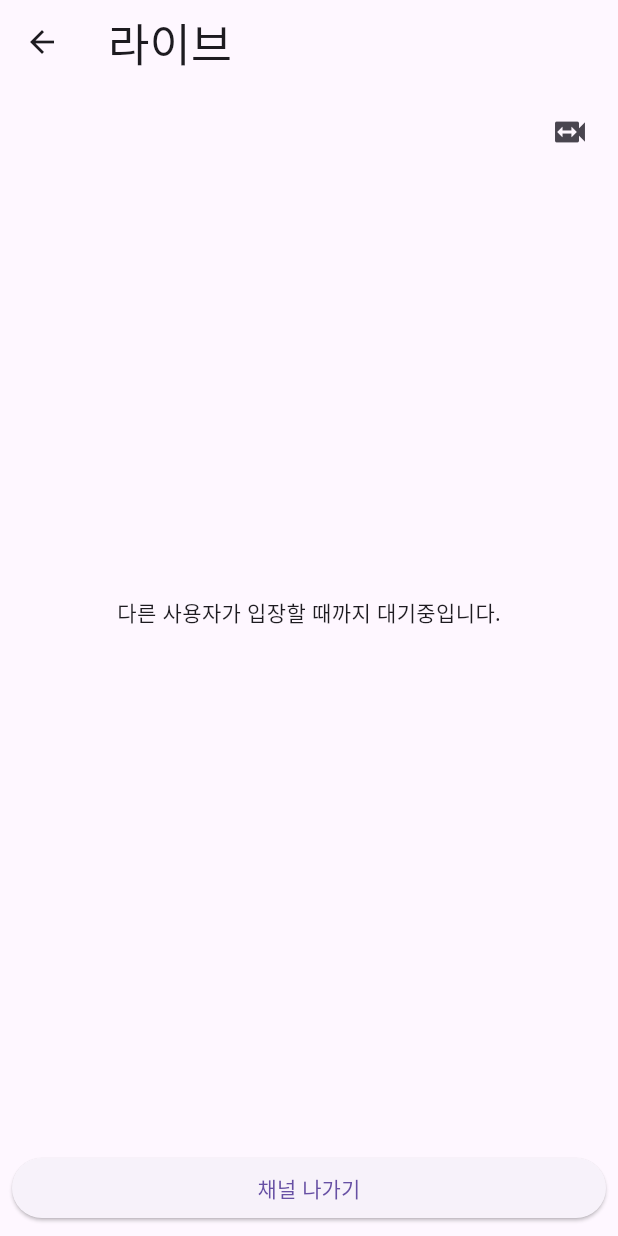
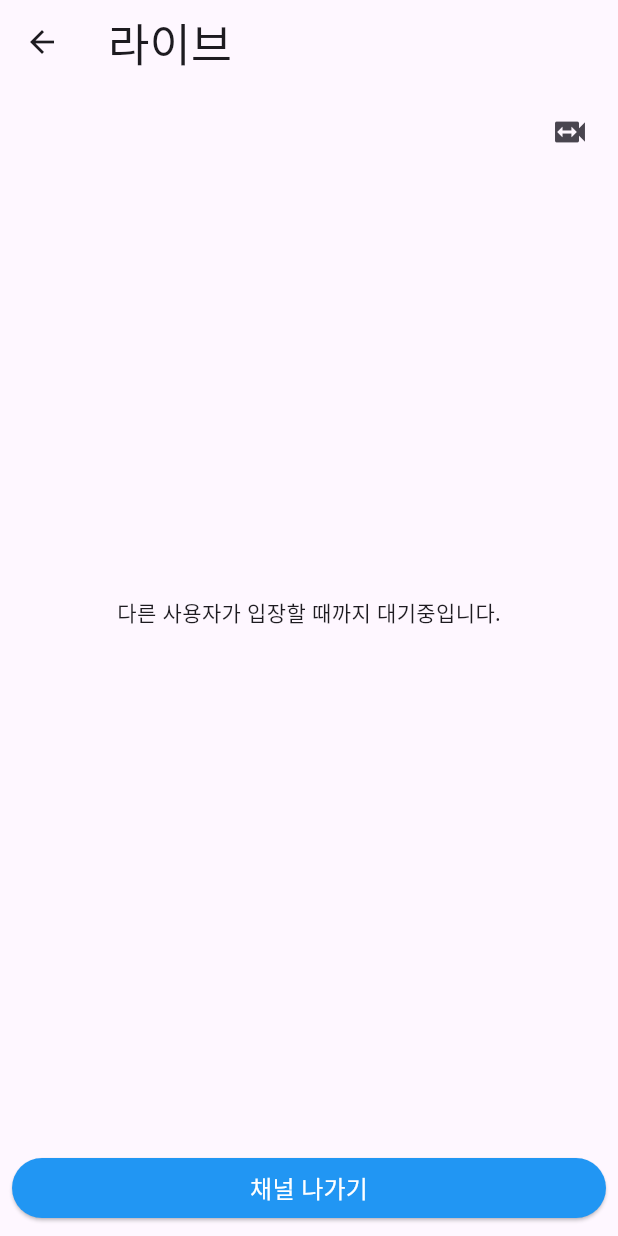
Before and after one commit to torder-raven/live_video_call, a Flutter app: the screen it shows after launch, after a tap on "참여하기", on a phone screen of 412 x 824 dp. Run offline on Flutter 3.47's test engine with Material 3 defaults, Android fonts, the phone set to English and light mode, and no system bars; our stand-ins replace permission_handler; missing offline and left inert: agora_rtc_engine.

Commit message:
refactor: TCD-4038 - bottom_button 추가

```diff
--- a/lib/screen/camera/camera_screen.dart
+++ b/lib/screen/camera/camera_screen.dart
@@ -4,6 +4,7 @@ import 'package:live_video_call/constant/strings.dart';
 import 'package:permission_handler/permission_handler.dart';
 
 import '../../constant/constants.dart';
+import '../../widget/bottom_button.dart';
 
 class CameraScreen extends StatefulWidget {
   const CameraScreen({super.key});
@@ -64,7 +65,13 @@ class _CameraScreenState extends State<CameraScreen> {
                   ],
                 ),
               ),
-              popButton(),
+              Padding(
+                padding: const EdgeInsets.all(8.0),
+                child: BottomButton(
+                  text: Strings.LIVE_LEAVE_TEXT,
+                  onPressed: leaveChannel,
+                ),
+              ),
             ],
           );
         },
@@ -204,16 +211,6 @@ class _CameraScreenState extends State<CameraScreen> {
     });
   }
 
-  Widget popButton() {
-    return Padding(
-      padding: const EdgeInsets.all(8.0),
-      child: ElevatedButton(
-        onPressed: leaveChannel,
-        child: Text(Strings.LIVE_LEAVE_TEXT),
-      ),
-    );
-  }
-
   void leaveChannel() {
     Navigator.pop(context);
   }
--- a/lib/screen/home/home_screen.dart
+++ b/lib/screen/home/home_screen.dart
@@ -1,8 +1,9 @@
 import 'package:flutter/material.dart';
 import 'package:live_video_call/screen/camera/camera_screen.dart';
-import 'package:live_video_call/screen/home/entry_button.dart';
+import 'package:live_video_call/widget/bottom_button.dart';
 
 import '../../constant/constants.dart';
+import '../../constant/strings.dart';
 import 'live_button.dart';
 
 class HomeScreen extends StatelessWidget {
@@ -24,9 +25,12 @@ class HomeScreen extends StatelessWidget {
                   mainAxisAlignment: MainAxisAlignment.end,
                   crossAxisAlignment: CrossAxisAlignment.stretch,
                   children: [
-                    EntryButton(onPressed: () {
-                      goToCameraScreen(context);
-                    })
+                    BottomButton(
+                      text: Strings.LIVE_ENTRY_TEXT,
+                      onPressed: () {
+                        goToCameraScreen(context);
+                      },
+                    )
                   ],
                 ),
               )
--- a/lib/screen/home/entry_button.dart
+++ b/lib/widget/bottom_button.dart
@@ -1,10 +1,15 @@
 import 'package:flutter/material.dart';
 import 'package:live_video_call/constant/strings.dart';
 
-class EntryButton extends StatelessWidget {
+class BottomButton extends StatelessWidget {
+  final String text;
   final VoidCallback onPressed;
 
-  const EntryButton({super.key, required this.onPressed});
+  const BottomButton({
+    super.key,
+    required this.text,
+    required this.onPressed,
+  });
 
   @override
   Widget build(BuildContext context) {
@@ -16,7 +21,7 @@ class EntryButton extends StatelessWidget {
         backgroundColor: Colors.blue,
       ),
       child: Text(
-        Strings.LIVE_ENTRY_TEXT,
+        text,
         style: textTheme.titleMedium,
       ),
     );
```
